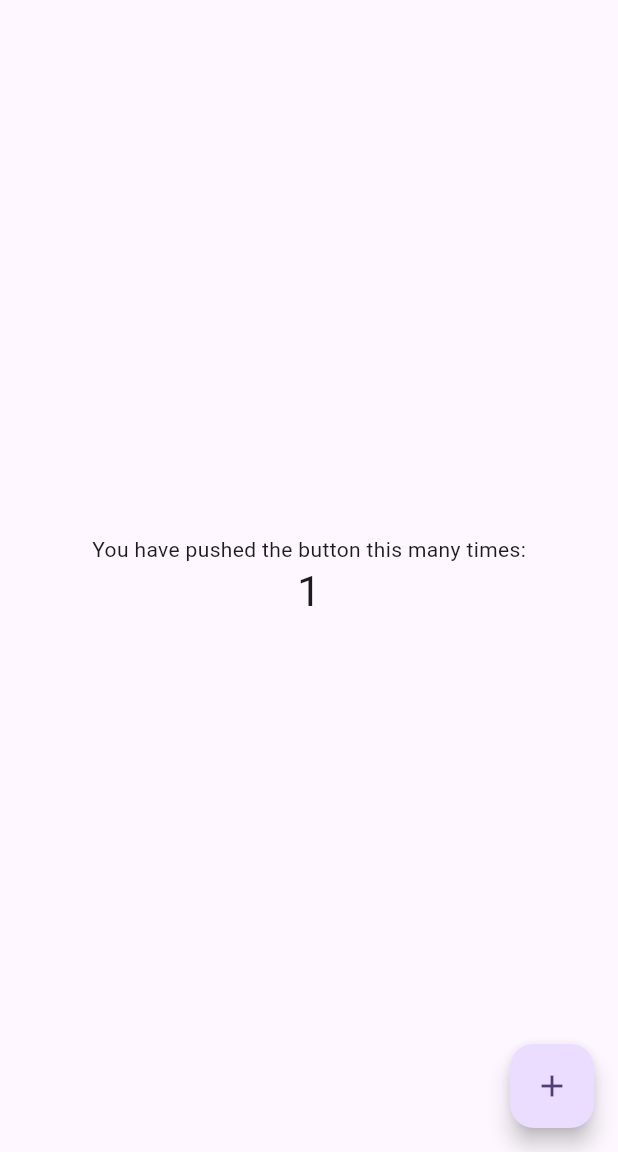
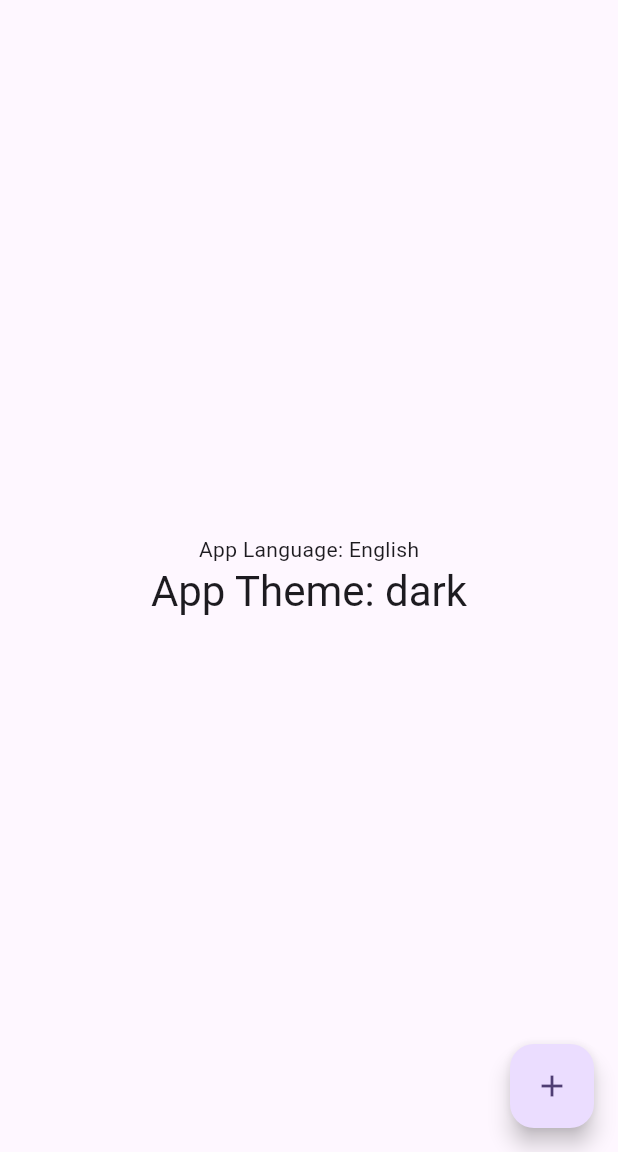
Before and after one commit to BrunoLeonardoRamosRibeiro/modular_project, a Flutter app: the screen it shows after launch, after a tap on the "add" icon, on a phone screen of 412 x 824 dp, the part 84-1236 px from its top. Run offline on Flutter 3.47's test engine with Material 3 defaults, Android fonts, the phone set to English and light mode, and no system bars; our stand-ins replace get_it, injectable.

Commit message:
Configure App Settings PRovider

```diff
--- a/features/settings/app_settings/lib/di/injection.dart
+++ b/features/settings/app_settings/lib/di/injection.dart
@@ -1,6 +1,6 @@
 import 'package:get_it/get_it.dart';
 import 'package:injectable/injectable.dart';
-import './injection.config.dart';
+import 'package:app_settings/di/injection.config.dart';
 
 final getIt = GetIt.instance;
 
--- a/features/settings/app_settings/lib/provider/app_settings_provider.dart
+++ b/features/settings/app_settings/lib/provider/AppSettingsProvider.dart
@@ -1,4 +1,4 @@
 abstract class AppSettingsProvider{
   String getAppLanguage();
-  String themeType();
+  String getThemeType();
 }
--- a/lib/di/injection.dart
+++ b/lib/di/injection.dart
@@ -1,4 +1,5 @@
 import 'package:app_settings/di/injection.dart';
+import 'package:flutter/material.dart';
 import 'package:get_it/get_it.dart';
 import 'package:injectable/injectable.dart';
 import './injection.config.dart';
@@ -8,5 +9,6 @@ final getIt = GetIt.instance;
 @InjectableInit()
 void configureDependencies(String? environment) {
   getIt.init(environment: environment);
+  debugPrint('**** CONFIGURANDO configureAppSettingsDependencies *****');
   configureAppSettingsDependencies(getIt, environment);
 }
--- a/lib/main.dart
+++ b/lib/main.dart
@@ -1,11 +1,12 @@
+import 'package:app_settings/provider/AppSettingsProvider.dart';
 import 'package:flutter/material.dart';
 import 'package:injectable/injectable.dart';
-import 'package:modular_project/di/injection.dart';
+
+import 'di/injection.dart';
 
 void main() {
-
   WidgetsFlutterBinding.ensureInitialized();
-  configureDependencies(Environment.dev);
+  configureDependencies(Environment.prod);
   runApp(const MyApp());
 }
 
@@ -60,27 +61,14 @@ class MyHomePage extends StatefulWidget {
 }
 
 class _MyHomePageState extends State<MyHomePage> {
-  int _counter = 0;
-
   void _incrementCounter() {
-    setState(() {
-      // This call to setState tells the Flutter framework that something has
-      // changed in this State, which causes it to rerun the build method below
-      // so that the display can reflect the updated values. If we changed
-      // _counter without calling setState(), then the build method would not be
-      // called again, and so nothing would appear to happen.
-      _counter++;
-    });
+    setState(() {});
   }
 
   @override
   Widget build(BuildContext context) {
-    // This method is rerun every time setState is called, for instance as done
-    // by the _incrementCounter method above.
-    //
-    // The Flutter framework has been optimized to make rerunning build methods
-    // fast, so that you can just rebuild anything that needs updating rather
-    // than having to individually change instances of widgets.
+    final appSettingsProvider = getIt<AppSettingsProvider>();
+
     return Scaffold(
       appBar: AppBar(
         // TRY THIS: Try changing the color here to a specific color (to
@@ -110,11 +98,11 @@ class _MyHomePageState extends State<MyHomePage> {
           // wireframe for each widget.
           mainAxisAlignment: MainAxisAlignment.center,
           children: <Widget>[
-            const Text(
-              'You have pushed the button this many times:',
+            Text(
+              'App Language: ${appSettingsProvider.getAppLanguage()}',
             ),
             Text(
-              '$_counter',
+              'App Theme: ${appSettingsProvider.getThemeType()}',
               style: Theme.of(context).textTheme.headlineMedium,
             ),
           ],
```
Also changed, not shown: features/settings/app_settings/lib/provider/AppSettingsProviderImpl.dart (renamed from features/settings/app_settings/lib/provider/app_settings_provider_impl.dart, +4 -4 lines), features/settings/app_settings/lib/di/injection.config.dart.
